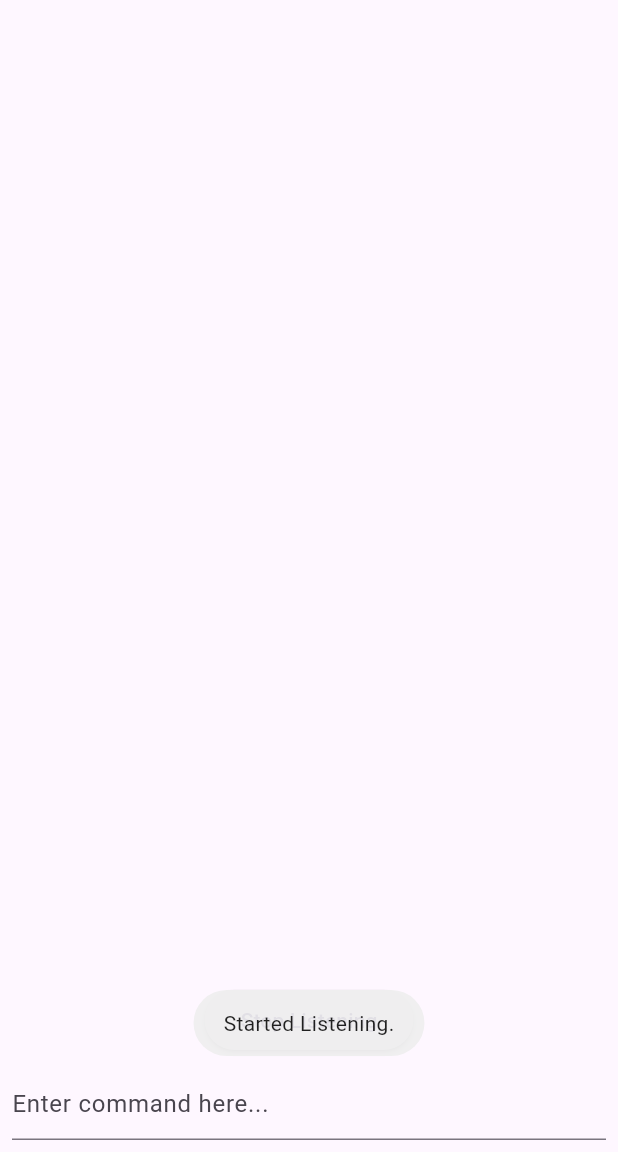
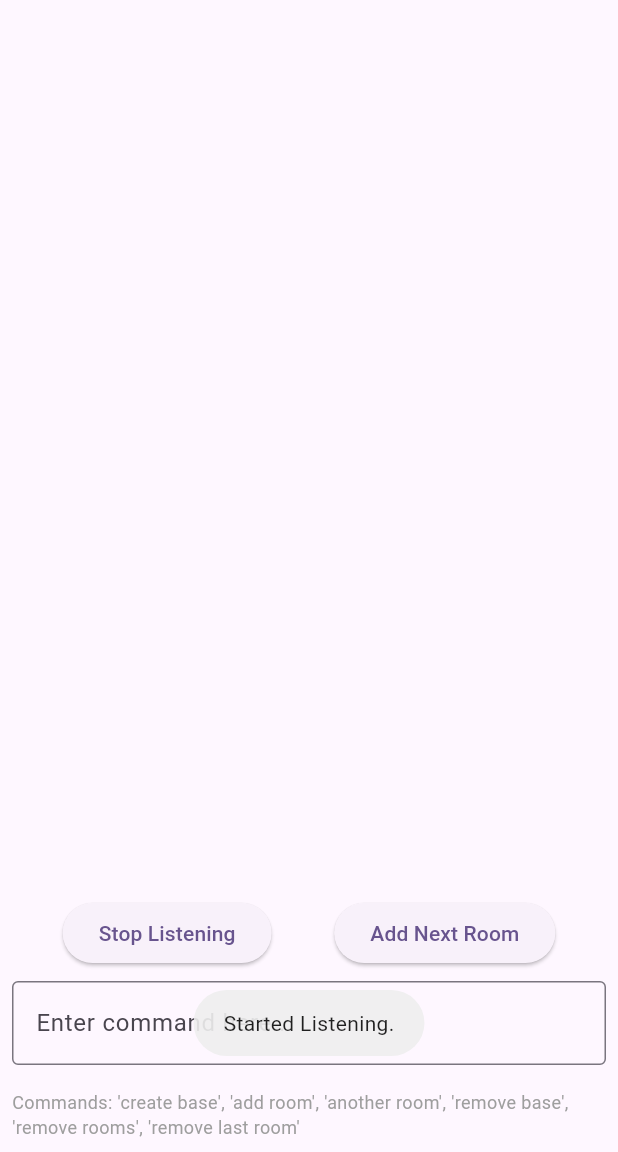
Before and after one commit to J1nSakai/fyp, a Flutter app: the screen it shows after launch, after a tap on "Start Listening", on a phone screen of 412 x 824 dp, the part 84-1236 px from its top. Run offline on Flutter 3.47's test engine with Material 3 defaults, Android fonts, the phone set to English and light mode, and no system bars; our stand-ins replace fluttertoast, speech_to_text.

Commit message:
another room logic added, below after above logic remains

```diff
--- a/lib/controllers/floor_plan_controller.dart
+++ b/lib/controllers/floor_plan_controller.dart
@@ -1,29 +1,136 @@
 import 'dart:ui';
-
 import 'package:fluttertoast/fluttertoast.dart';
 import 'package:saysketch_v2/models/floor_base_model.dart';
-
 import '../models/room_model.dart';
 
 class FloorPlanController {
   FloorBase? _floorBase;
   final List<Room> _rooms = [];
 
+  static const double SCALE_FACTOR = 10.0;
+  static const double ROOM_SPACING = 0.0; // 1 unit spacing between rooms
+
   void setDefaultBase() {
     const double defaultBaseWidth = 30.5;
     const double defaultBaseHeight = 60;
-    const Offset defaultBasePosition = Offset(40, 35);
+    const Offset defaultBasePosition = Offset(0, 0);
 
     _floorBase =
         FloorBase(defaultBaseWidth, defaultBaseHeight, defaultBasePosition);
   }
 
   void addDefaultRoom() {
+    if (_floorBase == null) {
+      Fluttertoast.showToast(msg: "Please create a base first");
+      return;
+    }
+
     const double defaultRoomWidth = 10;
     const double defaultRoomHeight = 10;
-    const Offset defaultRoomPosition = Offset(40, 35);
+
+    // For the first room, position it in the top-left corner with some margin
+    const defaultRoomPosition = Offset(ROOM_SPACING, ROOM_SPACING);
 
     addRoom(defaultRoomWidth, defaultRoomHeight, defaultRoomPosition);
+  }
+
+  void addNextRoomWithDimensions(
+      {required double width, required double height}) {
+    if (_floorBase == null) {
+      Fluttertoast.showToast(msg: "Please create a base first");
+      return;
+    }
+
+    if (_rooms.isEmpty) {
+      // For the first room, position it in the top-left corner with some margin
+      const defaultRoomPosition = Offset(ROOM_SPACING, ROOM_SPACING);
+      addRoom(width, height, defaultRoomPosition);
+      return;
+    }
+
+    // Try to find a suitable position for the new room
+    Offset? nextPosition = _findNextRoomPosition(width, height);
+
+    if (nextPosition != null) {
+      addRoom(width, height, nextPosition);
+    } else {
+      Fluttertoast.showToast(msg: "No suitable position found for new room");
+    }
+  }
+
+  // Update existing addNextRoom to use default dimensions
+  void addNextRoom() {
+    const double defaultRoomWidth = 10;
+    const double defaultRoomHeight = 10;
+    addNextRoomWithDimensions(
+        width: defaultRoomWidth, height: defaultRoomHeight);
+  }
+
+  Offset? _findNextRoomPosition(double roomWidth, double roomHeight) {
+    if (_rooms.isEmpty || _floorBase == null) return null;
+
+    Room lastRoom = _rooms.last;
+
+    // 1. Try position to the right
+    Offset rightPosition = Offset(
+        lastRoom.position.dx + lastRoom.width + ROOM_SPACING,
+        lastRoom.position.dy);
+
+    if (_roomFitsWithinBase(roomWidth, roomHeight, rightPosition) &&
+        _roomDoesNotOverlapWithOtherRooms(
+            roomWidth, roomHeight, rightPosition)) {
+      return rightPosition;
+    }
+
+    // 2. Try position to the left
+    Offset leftPosition = Offset(
+        lastRoom.position.dx - roomWidth - ROOM_SPACING, lastRoom.position.dy);
+
+    if (_roomFitsWithinBase(roomWidth, roomHeight, leftPosition) &&
+        _roomDoesNotOverlapWithOtherRooms(
+            roomWidth, roomHeight, leftPosition)) {
+      return leftPosition;
+    }
+
+    // 3. Try position below
+    Offset bottomPosition = Offset(lastRoom.position.dx,
+        lastRoom.position.dy + lastRoom.height + ROOM_SPACING);
+
+    if (_roomFitsWithinBase(roomWidth, roomHeight, bottomPosition) &&
+        _roomDoesNotOverlapWithOtherRooms(
+            roomWidth, roomHeight, bottomPosition)) {
+      return bottomPosition;
+    }
+
+    // If no direct positions work, try to find the next available row
+    return _findAlternativePosition(roomWidth, roomHeight);
+  }
+
+  Offset? _findAlternativePosition(double roomWidth, double roomHeight) {
+    if (_floorBase == null) return null;
+
+    // Start from the top of the base with some margin
+    double currentY = ROOM_SPACING;
+
+    while (currentY + roomHeight <= _floorBase!.height) {
+      // Try placing rooms from left to right in each row
+      double currentX = ROOM_SPACING;
+
+      while (currentX + roomWidth <= _floorBase!.width) {
+        Offset testPosition = Offset(currentX, currentY);
+
+        if (_roomDoesNotOverlapWithOtherRooms(
+            roomWidth, roomHeight, testPosition)) {
+          return testPosition;
+        }
+
+        currentX += roomWidth + ROOM_SPACING;
+      }
+
+      currentY += roomHeight + ROOM_SPACING;
+    }
+
+    return null;
   }
 
   void setBase(double width, double height, Offset position) {
@@ -31,36 +138,47 @@ class FloorPlanController {
   }
 
   void addRoom(double width, double height, Offset position) {
-    if (_floorBase != null) {
-      // check if the room fits within the base
-      if (_roomFitsWithinTheBase(width, height, position)) {
+    if (_floorBase == null) {
+      Fluttertoast.showToast(msg: "Base is not set yet.");
+      return;
+    }
+
+    if (_roomFitsWithinBase(width, height, position)) {
+      if (_roomDoesNotOverlapWithOtherRooms(width, height, position)) {
         _rooms.add(Room(width, height, position));
       } else {
-        Fluttertoast.showToast(msg: "Room does not fit within the  Base.");
+        Fluttertoast.showToast(msg: "Room overlaps with existing rooms.");
       }
     } else {
-      Fluttertoast.showToast(msg: "Base is not set yet.");
+      Fluttertoast.showToast(msg: "Room must be completely inside the base.");
     }
-    print(_rooms);
   }
 
-  bool _roomFitsWithinTheBase(double roomWidth, roomHeight, Offset position) {
+  bool _roomFitsWithinBase(
+      double roomWidth, double roomHeight, Offset position) {
     if (_floorBase == null) return false;
 
-    double baseRight = _floorBase!.position.dx + _floorBase!.width;
-    double baseBottom = _floorBase!.position.dy + _floorBase!.height;
-
-    double roomRight = position.dx + roomWidth;
-    double roomBottom = position.dy + roomHeight;
-
-    return (position.dx >= _floorBase!.position.dx &&
-        roomRight <= baseRight &&
-        position.dy >= _floorBase!.position.dy &&
-        roomBottom <= baseBottom);
+    return position.dx >= 0 &&
+        position.dx + roomWidth <= _floorBase!.width &&
+        position.dy >= 0 &&
+        position.dy + roomHeight <= _floorBase!.height;
   }
 
-  bool _roomDoesNotOverlapWithOtherRooms() {
-    return false;
+  bool _roomDoesNotOverlapWithOtherRooms(
+      double roomWidth, double roomHeight, Offset position) {
+    for (final existingRoom in _rooms) {
+      // Add a small buffer around rooms
+      bool overlaps = !(position.dx + roomWidth + ROOM_SPACING <=
+              existingRoom.position.dx ||
+          position.dx >=
+              existingRoom.position.dx + existingRoom.width + ROOM_SPACING ||
+          position.dy + roomHeight + ROOM_SPACING <= existingRoom.position.dy ||
+          position.dy >=
+              existingRoom.position.dy + existingRoom.height + ROOM_SPACING);
+
+      if (overlaps) return false;
+    }
+    return true;
   }
 
   List<Room> getRooms() {
@@ -76,14 +194,13 @@ class FloorPlanController {
   }
 
   void removeBase() {
-    if (_rooms.isNotEmpty) {
-      removeAllRooms();
-    }
-    print("Base removed");
+    removeAllRooms();
     _floorBase = null;
   }
 
   void removeLastAddedRoom() {
-    _rooms.removeLast();
+    if (_rooms.isNotEmpty) {
+      _rooms.removeLast();
+    }
   }
 }
--- a/lib/views/floor_plan_view.dart
+++ b/lib/views/floor_plan_view.dart
@@ -23,6 +23,7 @@ class FloorPlanView extends StatelessWidget {
 class FloorPlanPainter extends CustomPainter {
   final List<Room> rooms;
   final FloorBase? floorBase;
+  static const double SCALE_FACTOR = 10.0;
 
   FloorPlanPainter(this.rooms, this.floorBase);
 
@@ -45,81 +46,87 @@ class FloorPlanPainter extends CustomPainter {
       ..color = Colors.black12
       ..style = PaintingStyle.fill;
 
-    // TextStyle for room names and dimensions
-    const TextStyle roomTextStyle =
-        TextStyle(color: Colors.black, fontSize: 14);
-
-    // Draw rooms with their names and dimensions at the center
-    if (rooms.isNotEmpty) {
-      for (int i = 0; i < rooms.length; i++) {
-        Room room = rooms[i];
-        Rect rect = Rect.fromLTWH(room.position.dx, room.position.dy,
-            room.width * 10, room.height * 10);
-        canvas.drawRect(rect, roomPaint);
-
-        // Calculate the center of the room
-        final roomCenterX = room.position.dx + (room.width * 10) / 2;
-        final roomCenterY = room.position.dy + (room.height * 10) / 2;
-
-        // Create text for room name and dimensions
-        String roomText = "Room ${i + 1} \n ${room.width} x ${room.height}";
-        TextSpan roomTextSpan = TextSpan(text: roomText, style: roomTextStyle);
-        TextPainter roomTextPainter =
-            TextPainter(text: roomTextSpan, textDirection: TextDirection.ltr);
-        roomTextPainter.layout();
-
-        // Draw the room name and dimensions at the center of the room
-        roomTextPainter.paint(
-            canvas,
-            Offset(roomCenterX - roomTextPainter.width / 2,
-                roomCenterY - roomTextPainter.height / 2));
-      }
-    }
+    const TextStyle roomTextStyle = TextStyle(
+      color: Colors.black,
+      fontSize: 14,
+    );
 
     // Draw base if present
     if (floorBase != null) {
-      final baseWidthInPixels = floorBase!.width * 10;
-      final baseHeightInPixels = floorBase!.height * 10;
+      final baseWidthInPixels = floorBase!.width * SCALE_FACTOR;
+      final baseHeightInPixels = floorBase!.height * SCALE_FACTOR;
 
-      // Draw the base
-      Rect rect = Rect.fromLTWH(
-          screenCenterX - (baseWidthInPixels / 2),
-          screenCenterY - (baseHeightInPixels / 2),
-          baseWidthInPixels,
-          baseHeightInPixels);
-      Rect rectFill = Rect.fromLTWH(
-          screenCenterX - (baseWidthInPixels / 2),
-          screenCenterY - (baseHeightInPixels / 2),
-          baseWidthInPixels,
-          baseHeightInPixels);
-      canvas.drawRect(rect, basePaint);
-      canvas.drawRect(rectFill, baseFillPaint);
+      // Calculate base position relative to screen center
+      final baseLeft = screenCenterX - (baseWidthInPixels / 2);
+      final baseTop = screenCenterY - (baseHeightInPixels / 2);
 
-      // Create TextPainter for base name and dimensions
-      TextStyle baseTextStyle =
-          const TextStyle(color: Colors.black, fontSize: 16);
+      final baseRect = Rect.fromLTWH(
+        baseLeft,
+        baseTop,
+        baseWidthInPixels,
+        baseHeightInPixels,
+      );
+
+      canvas.drawRect(baseRect, baseFillPaint);
+      canvas.drawRect(baseRect, basePaint);
+
+      // Draw rooms
+      for (int i = 0; i < rooms.length; i++) {
+        Room room = rooms[i];
+
+        // Convert room position to screen coordinates
+        final roomLeft = baseLeft + (room.position.dx * SCALE_FACTOR);
+        final roomTop = baseTop + (room.position.dy * SCALE_FACTOR);
+
+        final roomRect = Rect.fromLTWH(
+          roomLeft,
+          roomTop,
+          room.width * SCALE_FACTOR,
+          room.height * SCALE_FACTOR,
+        );
+
+        canvas.drawRect(roomRect, roomPaint);
+
+        // Draw room label
+        final roomCenterX = roomLeft + (room.width * SCALE_FACTOR / 2);
+        final roomCenterY = roomTop + (room.height * SCALE_FACTOR / 2);
+
+        final roomText = "Room ${i + 1}\n${room.width} x ${room.height}";
+        final roomTextSpan = TextSpan(text: roomText, style: roomTextStyle);
+        final roomTextPainter = TextPainter(
+          text: roomTextSpan,
+          textDirection: TextDirection.ltr,
+          textAlign: TextAlign.center,
+        );
+
+        roomTextPainter.layout(
+            minWidth: 0, maxWidth: room.width * SCALE_FACTOR);
+        roomTextPainter.paint(
+          canvas,
+          Offset(
+            roomCenterX - roomTextPainter.width / 2,
+            roomCenterY - roomTextPainter.height / 2,
+          ),
+        );
+      }
+
+      // Draw base dimensions
+      const baseTextStyle = TextStyle(color: Colors.black, fontSize: 16);
+      final baseDimensions = "${floorBase!.width} x ${floorBase!.height}";
+      final baseTextSpan = TextSpan(text: baseDimensions, style: baseTextStyle);
       final baseTextPainter = TextPainter(
-        text: TextSpan(text: "Base", style: baseTextStyle),
+        text: baseTextSpan,
         textDirection: TextDirection.ltr,
       );
+
       baseTextPainter.layout();
-
-      final baseDimensionsPainter = TextPainter(
-        text: TextSpan(
-            text: "${floorBase!.width} x ${floorBase!.height}",
-            style: baseTextStyle),
-        textDirection: TextDirection.ltr,
+      baseTextPainter.paint(
+        canvas,
+        Offset(
+          screenCenterX - baseTextPainter.width / 2,
+          baseTop - baseTextPainter.height - 10,
+        ),
       );
-      baseDimensionsPainter.layout();
-
-      // Draw base text outside the base (top-center)
-      double baseTextX = screenCenterX - baseTextPainter.width / 2;
-      double baseTextY =
-          screenCenterY - baseHeightInPixels / 2 - baseTextPainter.height - 20;
-
-      baseTextPainter.paint(canvas, Offset(baseTextX, baseTextY));
-      baseDimensionsPainter.paint(
-          canvas, Offset(baseTextX, baseTextY + baseTextPainter.height));
     }
   }
 
--- a/lib/views/home_view.dart
+++ b/lib/views/home_view.dart
@@ -3,7 +3,6 @@ import 'package:fluttertoast/fluttertoast.dart';
 import 'package:saysketch_v2/controllers/floor_plan_controller.dart';
 import 'package:saysketch_v2/controllers/voice_command_controller.dart';
 import 'package:saysketch_v2/services/speech_to_text_service.dart';
-
 import 'floor_plan_view.dart';
 
 class HomeView extends StatefulWidget {
@@ -19,41 +18,58 @@ class _HomeViewState extends State<HomeView> {
   bool _isListening = false;
   final _controller = TextEditingController();
 
-  // AnimationController? _animationController;
-  // Animation<double>? _fadeAnimation;
+  void _onCommand(String command) {
+    // Convert command to lowercase for easier comparison
+    command = command.toLowerCase();
+    List tokens = command.split(" ");
 
-  // void _onCommandRecognized(String command) {
-  //   Map<String, double> dimensions =
-  //       VoiceCommandController.extractMeasurements(command);
-  //   if (dimensions.isNotEmpty) {
-  //     setState(() {
-  //       _controller.addRoom(
-  //         dimensions['width']!,
-  //         dimensions['height']!,
-  //         const Offset(100, 100),
-  //       );
-  //     });
-  //   } else {
-  //     print("Cannot extract dimensions from the command.");
-  //   }
-  // }
+    print("Recognized command: $command"); // Debug print
 
-  void _onCommand(String command) {
-    List tokens = command.split(" ");
+    // Handle remove commands
     if (tokens.contains("remove")) {
+      _handleRemoveCommand(tokens);
+    }
+    // Handle base creation commands
+    else if (tokens.contains("base")) {
+      _handleBaseCommand(command, tokens);
+    }
+    // Handle room commands
+    else if (tokens.contains("room") || tokens.contains("rooms")) {
+      _handleRoomCommand(command, tokens);
+    } else {
+      Fluttertoast.showToast(msg: "Invalid Command: $command");
+    }
+
+    setState(() {
+      _isListening = false;
+    });
+  }
+
+  void _handleRemoveCommand(List tokens) {
     if (tokens.contains("base")) {
       setState(() {
         _floorPlanController.removeBase();
+        Fluttertoast.showToast(msg: "Base removed");
       });
-      } else if (tokens.contains("rooms")) {
+    } else if (tokens.contains("rooms") || tokens.contains("all")) {
       setState(() {
         _floorPlanController.removeAllRooms();
+        Fluttertoast.showToast(msg: "All rooms removed");
+      });
+    } else if (tokens.contains("last") &&
+        (tokens.contains("room") || tokens.contains("rooms"))) {
+      setState(() {
+        _floorPlanController.removeLastAddedRoom();
+        Fluttertoast.showToast(msg: "Last room removed");
       });
     } else {
-        Fluttertoast.showToast(msg: "Please specify what you want to remove.");
+      Fluttertoast.showToast(
+          msg: "Please specify what to remove (base, rooms, or last room)");
     }
-    } else if (tokens.contains("base") &&
-        (tokens.contains("by") || tokens.contains("/"))) {
+  }
+
+  void _handleBaseCommand(String command, List tokens) {
+    if (tokens.contains("by") || tokens.contains("/")) {
       Map<String, double> dimensions =
           VoiceCommandController().extractMeasurements(command);
       if (dimensions.isNotEmpty) {
@@ -63,39 +79,64 @@ class _HomeViewState extends State<HomeView> {
             dimensions['height']!,
             const Offset(100, 100),
           );
+          Fluttertoast.showToast(msg: "Base created with custom dimensions");
         });
       } else {
-        Fluttertoast.showToast(
-            msg: "Cannot extract dimensions from the command.");
+        Fluttertoast.showToast(msg: "Could not understand dimensions");
       }
-    } else if (tokens.contains("base") && !tokens.contains("by")) {
+    } else {
       setState(() {
         _floorPlanController.setDefaultBase();
+        Fluttertoast.showToast(msg: "Default base created");
       });
-    } else if (tokens.contains("room") && !tokens.contains("by")) {
+    }
+  }
+
+  // HomeView.dart
+  void _handleRoomCommand(String command, List tokens) {
+    // Check if base exists first
+    if (_floorPlanController.getBase() == null) {
+      Fluttertoast.showToast(msg: "Please create a base first");
+      return;
+    }
+
+    // Handle room with specific dimensions
+    if (tokens.contains("by") || tokens.contains("/")) {
+      Map<String, double> dimensions =
+          VoiceCommandController().extractMeasurements(command);
+      if (dimensions.isNotEmpty) {
+        setState(() {
+          _floorPlanController.addNextRoomWithDimensions(
+              width: dimensions['width']!, height: dimensions['height']!);
+          Fluttertoast.showToast(msg: "Added room with custom dimensions");
+        });
+      } else {
+        Fluttertoast.showToast(msg: "Could not understand room dimensions");
+      }
+    }
+    // Handle "another room" or "next room" or "add room" commands
+    else if (tokens.contains("another") ||
+        tokens.contains("next") ||
+        (tokens.contains("add") && tokens.contains("room"))) {
+      setState(() {
+        _floorPlanController.addNextRoom();
+        Fluttertoast.showToast(msg: "Added new room");
+      });
+    }
+    // Handle default room command
+    else if (tokens.contains("room") || tokens.contains("rooms")) {
       setState(() {
         _floorPlanController.addDefaultRoom();
+        Fluttertoast.showToast(msg: "Added default room");
       });
-    } else {
-      Fluttertoast.showToast(msg: "Invalid Command.");
     }
-    _isListening = false;
-    setState(() {});
   }
 
-  // void _onCommandRecognized(String command) {
-  //   _voiceCommandController.handleCommand(command);
-  //   setState(() {});
-  // }
-
-  void _startListening() {
+  void _startListening() async {
+    await _speechService.listen(_onCommand);
+    setState(() {
       _isListening = true;
-    setState(() {});
-    _speechService.listen(_onCommand);
-    if (_isListening) {
-    } else {
-      Fluttertoast.showToast(msg: "Cannot listen due to an error");
-    }
+    });
   }
 
   void _stopListening() {
@@ -103,16 +144,14 @@ class _HomeViewState extends State<HomeView> {
     setState(() {
       _isListening = false;
     });
-    Fluttertoast.showToast(msg: "Stopped listening, manually.");
+    Fluttertoast.showToast(msg: "Stopped listening");
   }
 
-  @override
-  void initState() {
-    // TODO: implement initState
-    super.initState();
-
-    // _animationController = AnimationController(duration: const Duration(seconds: 2),vsync: this,);
-    // _fadeAnimation = Tween<double>(begin: 1.0, end: 0.0).animate(_animationController);
+  void _handleTextCommand(String text) {
+    if (text.isNotEmpty) {
+      _onCommand(text);
+      _controller.clear();
+    }
   }
 
   @override
@@ -132,21 +171,38 @@ class _HomeViewState extends State<HomeView> {
       body: Column(
         children: [
           Expanded(child: FloorPlanView(controller: _floorPlanController)),
+          Row(
+            mainAxisAlignment: MainAxisAlignment.spaceEvenly,
+            children: [
               ElevatedButton(
                 onPressed: _isListening ? _stopListening : _startListening,
-            child: _isListening
-                ? const Text("Stop Listening")
-                : const Text("Start Listening"),
+                child:
+                    Text(_isListening ? "Stop Listening" : "Start Listening"),
+              ),
+              ElevatedButton(
+                onPressed: () => _floorPlanController.addNextRoom(),
+                child: const Text("Add Next Room"),
+              ),
+            ],
           ),
           Padding(
             padding: const EdgeInsets.all(8.0),
             child: TextField(
               controller: _controller,
-              decoration:
-                  const InputDecoration(hintText: "Enter command here..."),
-              onSubmitted: null,
+              decoration: const InputDecoration(
+                hintText: "Enter command here...",
+                border: OutlineInputBorder(),
               ),
-          )
+              onSubmitted: _handleTextCommand,
+            ),
+          ),
+          const Padding(
+            padding: EdgeInsets.all(8.0),
+            child: Text(
+              "Commands: 'create base', 'add room', 'another room', 'remove base', 'remove rooms', 'remove last room'",
+              style: TextStyle(fontSize: 12, color: Colors.grey),
+            ),
+          ),
         ],
       ),
     );
```
Also changed, not shown: lib/models/room_model.dart (+15 -0 lines). Lines whose indentation alone changed are shown as unchanged.
